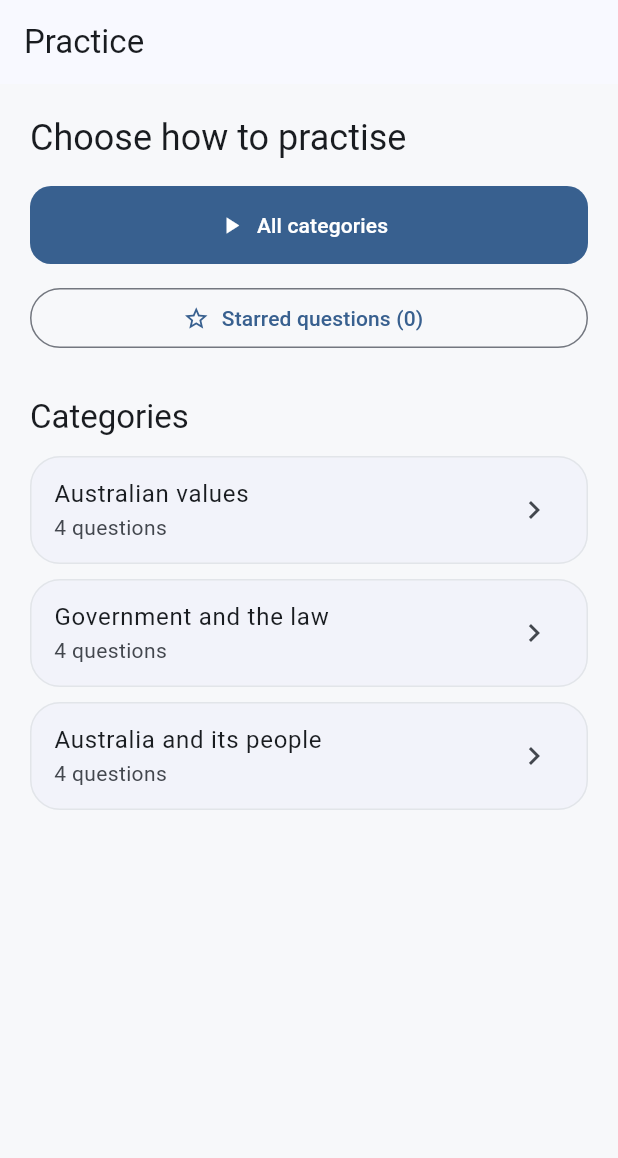
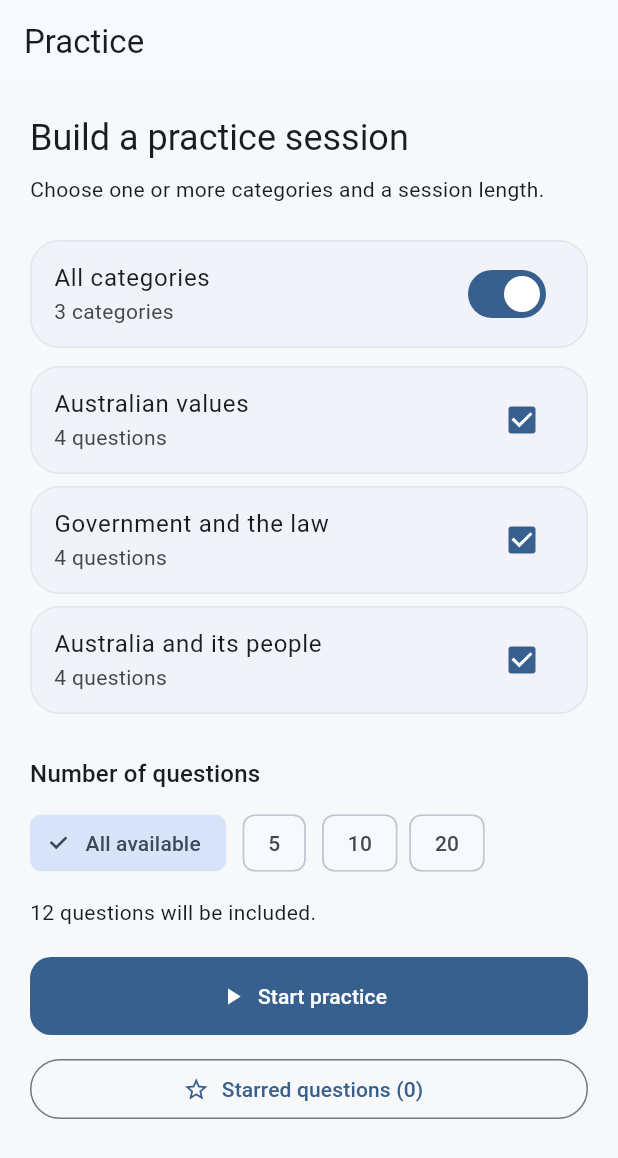
Before and after one commit to hassham/PassAustralianCitizenshipTest, a Flutter app: the PracticeHubScreen screen opened directly, on a phone screen of 412 x 824 dp. Shown: the top 1158 px of the screen. Run offline on Flutter 3.47's test engine with Material 3 defaults, Android fonts, the light colour scheme and no system bars; our stand-ins replace drift, flutter_riverpod; accounts and stored records are empty; generated files the repository leaves out were written again; statements that could not run were skipped.

Commit message:
Add configurable category practice

```diff
--- a/lib/features/practice/presentation/practice_hub_screen.dart
+++ b/lib/features/practice/presentation/practice_hub_screen.dart
@@ -2,19 +2,34 @@ import 'package:flutter/material.dart';
 import 'package:flutter_riverpod/flutter_riverpod.dart';
 
 import '../application/practice_controller.dart';
+import '../domain/study_question.dart';
 import 'practice_screen.dart';
 import 'starred_screen.dart';
 
-class PracticeHubScreen extends ConsumerWidget {
+class PracticeHubScreen extends ConsumerStatefulWidget {
   const PracticeHubScreen({super.key});
 
-  Future<void> _start(
-    BuildContext context,
-    WidgetRef ref,
-    String? categoryId,
-  ) async {
-    await ref.read(practiceControllerProvider.notifier).start(categoryId);
-    if (context.mounted) {
+  @override
+  ConsumerState<PracticeHubScreen> createState() => _PracticeHubScreenState();
+}
+
+class _PracticeHubScreenState extends ConsumerState<PracticeHubScreen> {
+  final selectedCategoryIds = <String>{};
+  int selectedQuestionCount = 0;
+  bool selectionInitialised = false;
+
+  Future<void> _start(List<CategoryModel> categories) async {
+    if (selectedCategoryIds.isEmpty) return;
+    final allSelected = selectedCategoryIds.length == categories.length;
+    await ref
+        .read(practiceControllerProvider.notifier)
+        .startSelection(
+          categoryIds: allSelected ? null : selectedCategoryIds,
+          questionCount: selectedQuestionCount == 0
+              ? null
+              : selectedQuestionCount,
+        );
+    if (mounted) {
       await Navigator.of(
         context,
       ).push(MaterialPageRoute<void>(builder: (_) => const PracticeScreen()));
@@ -23,65 +38,145 @@ class PracticeHubScreen extends ConsumerWidget {
     }
   }
 
+  void _initialiseSelection(List<CategoryModel> categories) {
+    if (selectionInitialised) return;
+    selectedCategoryIds.addAll(categories.map((category) => category.id));
+    selectionInitialised = true;
+  }
+
   @override
-  Widget build(BuildContext context, WidgetRef ref) {
+  Widget build(BuildContext context) {
     final categories = ref.watch(categoriesProvider);
     final starred = ref.watch(starredQuestionsProvider);
     return Scaffold(
       appBar: AppBar(title: const Text('Practice')),
       body: SafeArea(
-        child: ListView(
+        child: categories.when(
+          loading: () => const Center(child: CircularProgressIndicator()),
+          error: (error, _) => Center(
+            child: Padding(
+              padding: const EdgeInsets.all(24),
+              child: Text('Categories could not be loaded: $error'),
+            ),
+          ),
+          data: (items) {
+            _initialiseSelection(items);
+            final allSelected =
+                items.isNotEmpty && selectedCategoryIds.length == items.length;
+            final availableQuestions = items
+                .where((category) => selectedCategoryIds.contains(category.id))
+                .fold<int>(
+                  0,
+                  (total, category) => total + category.questionCount,
+                );
+            final actualCount = selectedQuestionCount == 0
+                ? availableQuestions
+                : selectedQuestionCount.clamp(0, availableQuestions);
+            return ListView(
               padding: const EdgeInsets.all(20),
               children: [
                 Text(
-              'Choose how to practise',
+                  'Build a practice session',
                   style: Theme.of(context).textTheme.headlineSmall,
                 ),
-            const SizedBox(height: 16),
+                const SizedBox(height: 8),
+                const Text(
+                  'Choose one or more categories and a session length.',
+                ),
+                const SizedBox(height: 24),
+                Card(
+                  child: SwitchListTile(
+                    title: const Text('All categories'),
+                    subtitle: Text('${items.length} categories'),
+                    value: allSelected,
+                    onChanged: (selected) => setState(() {
+                      selectedCategoryIds.clear();
+                      if (selected) {
+                        selectedCategoryIds.addAll(
+                          items.map((category) => category.id),
+                        );
+                      }
+                    }),
+                  ),
+                ),
+                const SizedBox(height: 12),
+                ...items.map(
+                  (category) => Padding(
+                    padding: const EdgeInsets.only(bottom: 8),
+                    child: Card(
+                      child: CheckboxListTile(
+                        title: Text(category.name),
+                        subtitle: Text('${category.questionCount} questions'),
+                        value: selectedCategoryIds.contains(category.id),
+                        onChanged: (selected) => setState(() {
+                          if (selected ?? false) {
+                            selectedCategoryIds.add(category.id);
+                          } else {
+                            selectedCategoryIds.remove(category.id);
+                          }
+                        }),
+                      ),
+                    ),
+                  ),
+                ),
+                const SizedBox(height: 20),
+                Text(
+                  'Number of questions',
+                  style: Theme.of(context).textTheme.titleMedium,
+                ),
+                const SizedBox(height: 10),
+                Wrap(
+                  spacing: 8,
+                  runSpacing: 8,
+                  children: [0, 5, 10, 20]
+                      .map(
+                        (count) => ChoiceChip(
+                          label: Text(count == 0 ? 'All available' : '$count'),
+                          selected: selectedQuestionCount == count,
+                          onSelected: (_) =>
+                              setState(() => selectedQuestionCount = count),
+                        ),
+                      )
+                      .toList(),
+                ),
+                const SizedBox(height: 12),
+                Text(
+                  selectedCategoryIds.isEmpty
+                      ? 'Select at least one category.'
+                      : '$actualCount question${actualCount == 1 ? '' : 's'} will be included.',
+                  style: TextStyle(
+                    color: selectedCategoryIds.isEmpty
+                        ? Theme.of(context).colorScheme.error
+                        : null,
+                  ),
+                ),
+                const SizedBox(height: 20),
                 FilledButton.icon(
-              onPressed: () => _start(context, ref, null),
+                  onPressed: selectedCategoryIds.isEmpty || actualCount == 0
+                      ? null
+                      : () => _start(items),
                   icon: const Icon(Icons.play_arrow),
-              label: const Text('All categories'),
+                  label: const Text('Start practice'),
                 ),
                 const SizedBox(height: 12),
                 OutlinedButton.icon(
                   onPressed: () => Navigator.of(context).push(
-                MaterialPageRoute<void>(builder: (_) => const StarredScreen()),
+                    MaterialPageRoute<void>(
+                      builder: (_) => const StarredScreen(),
+                    ),
                   ),
                   icon: const Icon(Icons.star_outline),
                   label: Text(
                     starred.maybeWhen(
-                  data: (items) => 'Starred questions (${items.length})',
+                      data: (questions) =>
+                          'Starred questions (${questions.length})',
                       orElse: () => 'Starred questions',
                     ),
                   ),
                 ),
-            const SizedBox(height: 28),
-            Text('Categories', style: Theme.of(context).textTheme.titleLarge),
-            const SizedBox(height: 12),
-            categories.when(
-              loading: () => const Center(child: CircularProgressIndicator()),
-              error: (error, _) =>
-                  Text('Categories could not be loaded: $error'),
-              data: (items) => Column(
-                children: items
-                    .map(
-                      (item) => Padding(
-                        padding: const EdgeInsets.only(bottom: 10),
-                        child: Card(
-                          child: ListTile(
-                            title: Text(item.name),
-                            subtitle: Text('${item.questionCount} questions'),
-                            trailing: const Icon(Icons.chevron_right),
-                            onTap: () => _start(context, ref, item.id),
-                          ),
-                        ),
-                      ),
-                    )
-                    .toList(),
-              ),
-            ),
               ],
+            );
+          },
         ),
       ),
     );
```
Also changed, not shown: lib/features/practice/application/practice_controller.dart (+15 -2 lines), lib/features/practice/data/practice_repository.dart (+12 -3 lines), 3 other files. Lines whose indentation alone changed are shown as unchanged.
